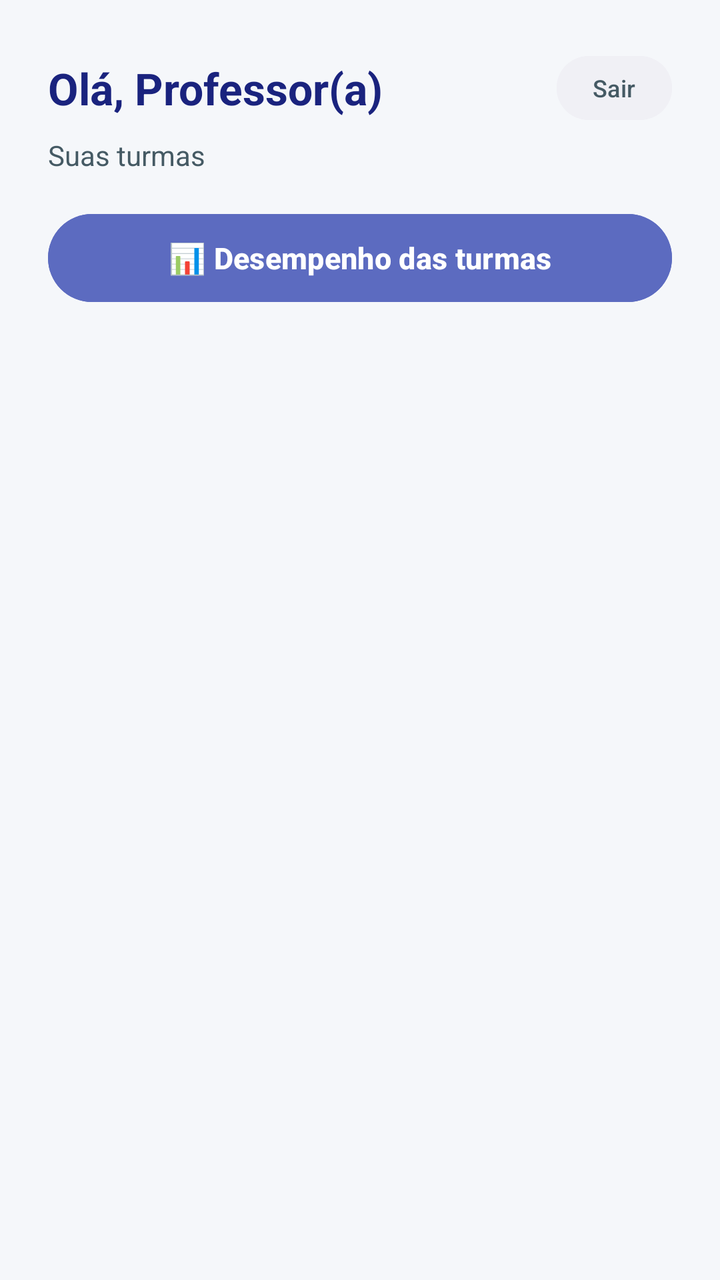
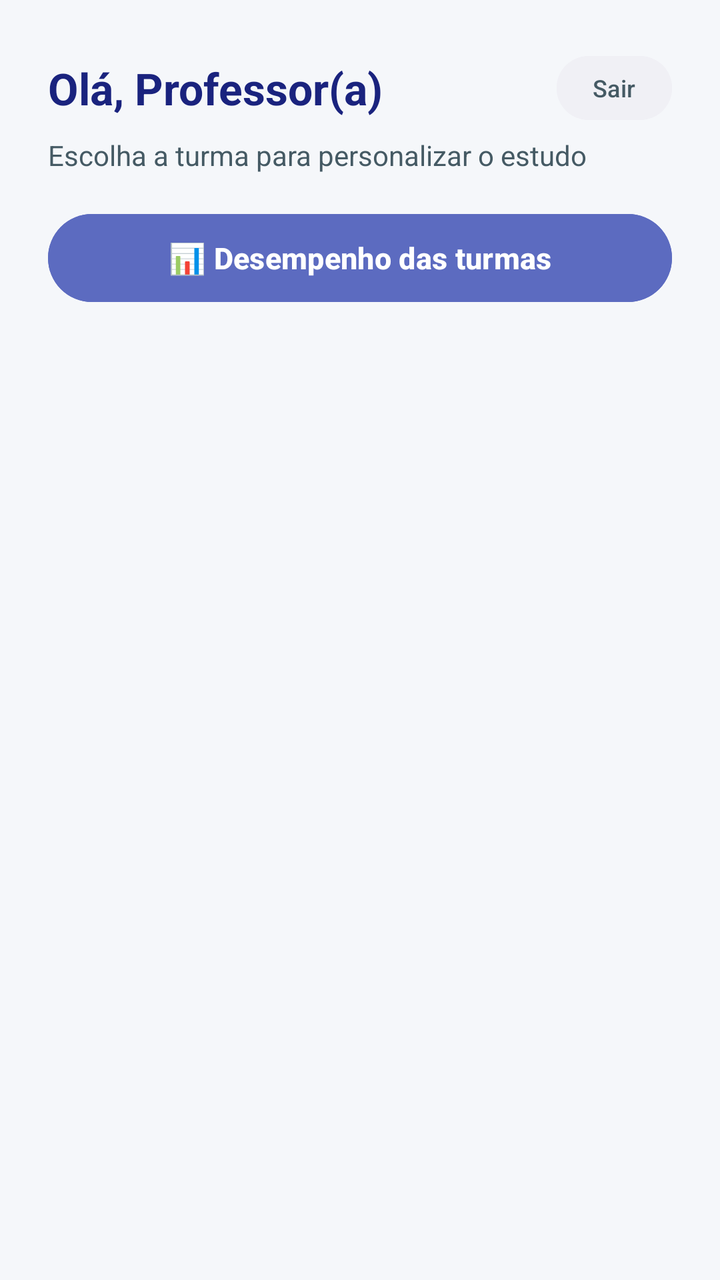

Compare the two renders of this Android layout. The source of the first and the diff that turns it into the second are given below.
<!-- AndroidManifest.xml: application theme Theme.Tcc -->
<!-- res/layout/activity_professor.xml -->
<?xml version="1.0" encoding="utf-8"?>
<LinearLayout
    xmlns:android="http://schemas.android.com/apk/res/android"
    android:layout_width="match_parent"
    android:layout_height="match_parent"
    android:orientation="vertical"
    android:background="@color/BackGround"
    android:padding="24dp">

    <LinearLayout
        android:layout_width="match_parent"
        android:layout_height="wrap_content"
        android:orientation="horizontal"
        android:gravity="center_vertical"
        android:baselineAligned="false">

        <TextView
            android:id="@+id/txtSaudacaoProfessor"
            android:layout_width="0dp"
            android:layout_height="wrap_content"
            android:layout_weight="1"
            android:text="Olá, Professor(a)"
            android:textSize="22sp"
            android:textStyle="bold"
            android:textColor="@color/btnSelecionado" />

        <Button
            android:id="@+id/btnSairProfessor"
            android:layout_width="wrap_content"
            android:layout_height="40dp"
            android:text="Sair"
            android:textSize="12sp"
            android:textColor="@color/BordaButton"
            android:backgroundTint="@color/ChipFundo"
            android:minWidth="0dp"
            android:paddingStart="18dp"
            android:paddingEnd="18dp" />

    </LinearLayout>

    <TextView
        android:layout_width="wrap_content"
        android:layout_height="wrap_content"
        android:text="Suas turmas"
        android:textSize="14sp"
        android:textColor="@color/BordaButton"
        android:layout_marginTop="4dp"
        android:layout_marginBottom="16dp" />

    <Button
        android:id="@+id/btnAbrirDashboard"
        android:layout_width="match_parent"
        android:layout_height="52dp"
        android:text="📊 Desempenho das turmas"
        android:textSize="15sp"
        android:textStyle="bold"
        android:textColor="#FFFFFF"
        android:backgroundTint="@color/Destaque"
        android:layout_marginBottom="20dp" />

    <ProgressBar
        android:id="@+id/progressBarProfessor"
        android:layout_width="wrap_content"
        android:layout_height="wrap_content"
        android:layout_gravity="center"
        android:visibility="gone" />

    <TextView
        android:id="@+id/txtVazioProfessor"
        android:layout_width="match_parent"
        android:layout_height="wrap_content"
        android:text="Nenhuma turma cadastrada para você ainda."
        android:textSize="15sp"
        android:textColor="@color/BordaButton"
        android:gravity="center"
        android:layout_marginTop="32dp"
        android:visibility="gone" />

    <androidx.recyclerview.widget.RecyclerView
        android:id="@+id/rvTurmas"
        android:layout_width="match_parent"
        android:layout_height="0dp"
        android:layout_weight="1"
        android:clipToPadding="false" />

</LinearLayout>
<!-- resources referenced by this layout -->
<resources>
  <color name="BackGround">#F5F7FA</color>
  <color name="BordaButton">#455A64</color>
  <color name="ChipFundo">#F0F0F5</color>
  <color name="Destaque">#5C6BC0</color>
  <color name="btnSelecionado">#1A237E</color>
  <style name="Theme.Tcc" parent="Base.Theme.Tcc" />
  <style name="Base.Theme.Tcc" parent="Theme.Material3.DayNight.NoActionBar">
          
          
      </style>
</resources>

<!-- the commit's change to res/layout/activity_professor.xml (unified diff, before → after) -->
@@ -41,7 +41,7 @@
     <TextView
         android:layout_width="wrap_content"
         android:layout_height="wrap_content"
-        android:text="Suas turmas"
+        android:text="Escolha a turma para personalizar o estudo"
         android:textSize="14sp"
         android:textColor="@color/BordaButton"
         android:layout_marginTop="4dp"
